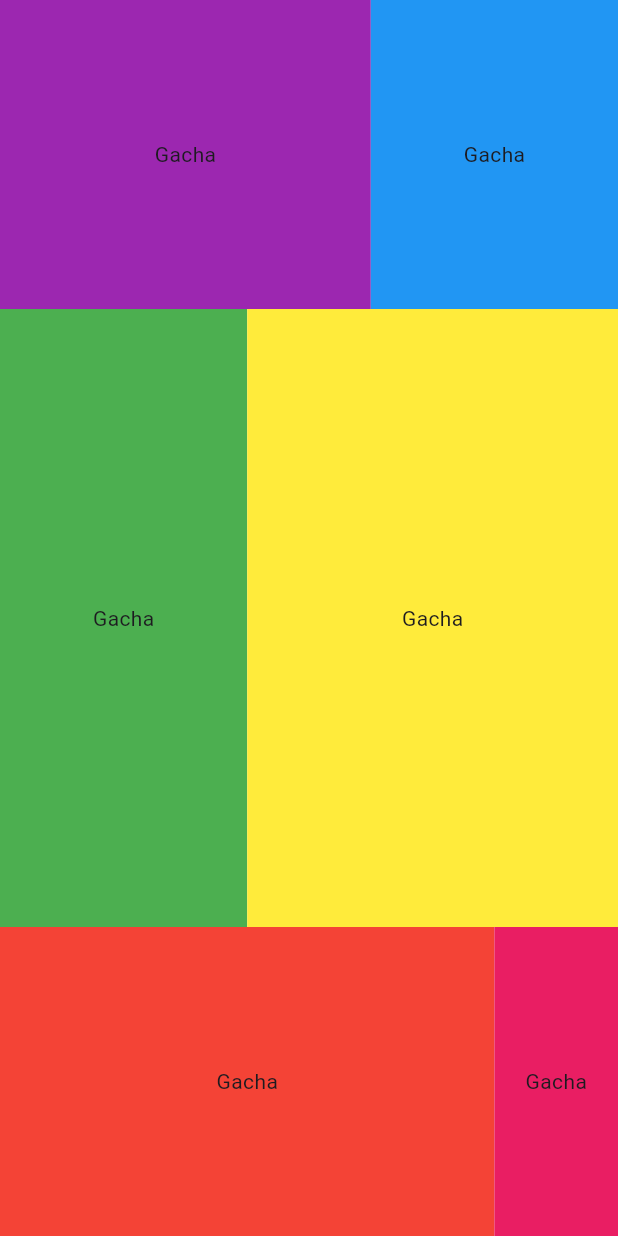
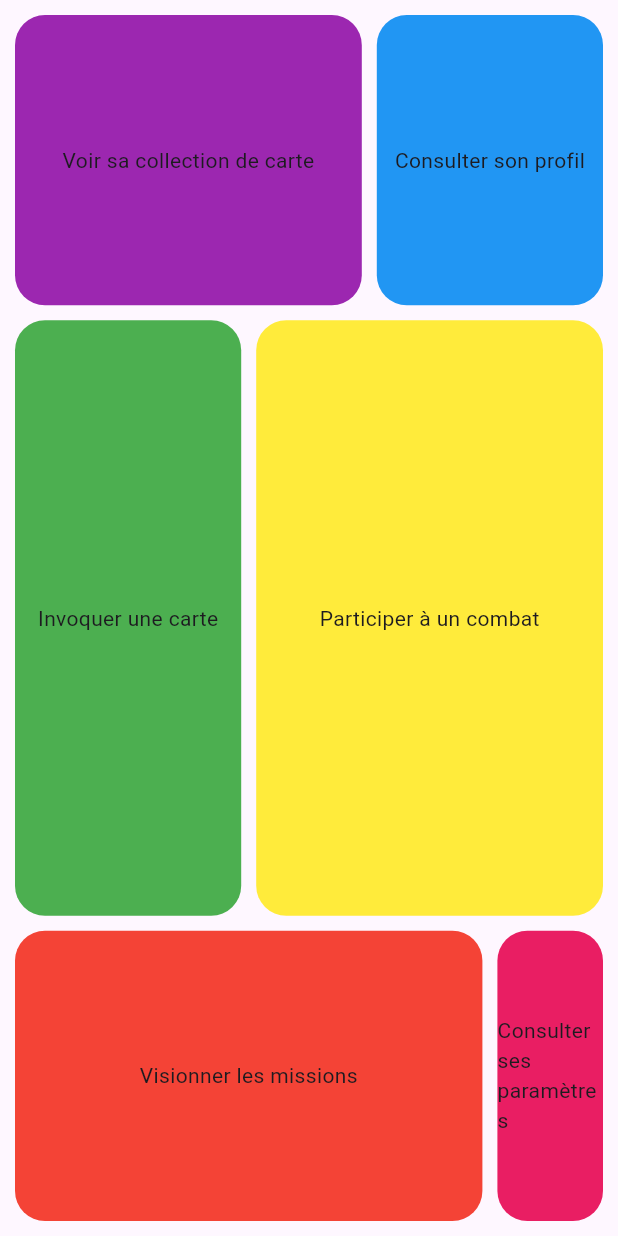
Before and after one commit to DrazoxDev/Luminescence, a Flutter app: the screen it shows after launch, on a phone screen of 412 x 824 dp. Run offline on Flutter 3.47's test engine with Material 3 defaults, Android fonts, the phone set to English and light mode, and no system bars; drawn by our look-alikes of flutter_layout_grid; our stand-ins replace supabase_flutter; accounts and stored records are empty.

Commit message:
Routing
On commence le routing

```diff
--- /dev/null
+++ b/lib/Collections/CollectionView.dart
@@ -0,0 +1,9 @@
+import 'package:flutter/material.dart';
+
+class Collectionview extends StatelessWidget{
+  @override
+  Widget build(BuildContext context) {
+    return Text("Caca");
+    //throw UnimplementedError();
+  }
+}
--- a/lib/main.dart
+++ b/lib/main.dart
@@ -2,6 +2,7 @@ import 'dart:math';
 
 import 'package:flutter/material.dart';
 import 'package:flutter_layout_grid/flutter_layout_grid.dart';
+import 'package:luminescence/Collections/CollectionView.dart';
 import 'package:supabase_flutter/supabase_flutter.dart';
 
 // void main() {
@@ -17,64 +18,27 @@ Future<void> main() async {
 
 class MainApp extends StatelessWidget {
   const MainApp({super.key});
+  @override
+  Widget build(BuildContext context) {
+    return MaterialApp(
+      // Define named routes
+      initialRoute: '/',
+      routes: {
+        '/': (context) => HomePage(),
+        '/cards': (context) => Collectionview(),
+      },
+    );
+  }
+}
 
+class HomePage extends StatelessWidget {
   @override
   Widget build(BuildContext context) {
     return MaterialApp(
       debugShowCheckedModeBanner: false,
       home: Scaffold(
-        // body: Container(
-        //   child: LayoutGrid(
-        //     areas: '''
-        //       cards   cards   cards   profil  profil
-        //       gacha   gacha   fight   fight   fight
-        //       gacha   gacha   fight   fight   fight
-        //       quests  quests  quests  quests  param
-        //     ''',
-        //     columnSizes: [1.fr,1.fr,1.fr,1.fr,1.fr],
-        //     rowSizes: [1.fr,1.fr,1.fr,1.fr],
-
-        //     children: [
-        //       new OutlinedButton(
-        //         child: const Text('Invoquer une carte'),
-        //         onPressed: () {
-        //           debugPrint('Received click');
-        //         },
-        //       ).inGridArea('gacha'),
-        //       new OutlinedButton(
-        //         child: const Text('Participer à un combat'),
-        //         onPressed: () {
-        //           debugPrint('Received click');
-        //         },
-        //       ).inGridArea('fight'),
-        //       new OutlinedButton(
-        //         child: const Text('Visionner les missions'),
-        //         onPressed: () {
-        //           debugPrint('Received click');
-        //         },
-        //       ).inGridArea('quests'),
-        //       new OutlinedButton(
-        //         child: const Text('Voir sa collection de carte'),
-        //         onPressed: () {
-        //           debugPrint('Received click');
-        //         },
-        //       ).inGridArea('cards'),
-        //       new OutlinedButton(
-        //         child: const Text('Consulter son profil'),
-        //         onPressed: () {
-        //           debugPrint('Received click');
-        //         },
-        //       ).inGridArea('profil'),
-        //       new OutlinedButton(
-        //         child: const Text('Consulter ses paramètres'),
-        //         onPressed: () {
-        //           debugPrint('Received click');
-        //         },
-        //       ).inGridArea('param'),
-        //     ],
-        //   ),
-        // )
         body: Container(
+          padding: EdgeInsets.all(10),
           child: LayoutGrid(
             areas: '''
               cards   cards   cards   profil  profil
@@ -84,37 +48,91 @@ class MainApp extends StatelessWidget {
             ''',
             columnSizes: [1.fr, 1.fr, 1.fr, 1.fr, 1.fr],
             rowSizes: [1.fr, 1.fr, 1.fr, 1.fr],
+            columnGap: 10,
+            rowGap: 10,
+            children: [
+              InkWell(
+                child: Container(
+                  alignment: Alignment.center,
+                  decoration: BoxDecoration(
+                    borderRadius: BorderRadius.circular(20),
+                    color: Colors.green,
+                  ),
+                  child: Text('Invoquer une carte'),
+                ),
+                onTap: () {
+                  print("Tapped on Cards");
+                },
+              ).inGridArea('gacha'),
+              InkWell(
+                child: Container(
+                  alignment: Alignment.center,
+                  decoration: BoxDecoration(
+                    borderRadius: BorderRadius.circular(20),
+                    color: Colors.yellow,
+                  ),
+                  child: Text('Participer à un combat'),
+                ),
+                onTap: () {
+                  print("Tapped on Fight");
+                },
+              ).inGridArea('fight'),
 
-            children: [
-              new Container(
-                child: Text('Gacha'),
-                color: Colors.green,
-                alignment: Alignment.center,
-              ).inGridArea('gacha'),
-              new Container(
-                child: Text('Gacha'),
-                color: Colors.yellow,
-                alignment: Alignment.center,
-              ).inGridArea('fight'),
-              new Container(
-                child: Text('Gacha'),
-                color: Colors.red,
-                alignment: Alignment.center,
+              InkWell(
+                child: Container(
+                  alignment: Alignment.center,
+                  decoration: BoxDecoration(
+                    borderRadius: BorderRadius.circular(20),
+                    color: Colors.red,
+                  ),
+                  child: Text('Visionner les missions'),
+                ),
+                onTap: () {
+                  print("Tapped on Quest");
+                },
               ).inGridArea('quests'),
-              new Container(
-                child: Text('Gacha'),
-                color: Colors.purple,
-                alignment: Alignment.center,
+
+              InkWell(
+                child: Container(
+                  alignment: Alignment.center,
+                  decoration: BoxDecoration(
+                    borderRadius: BorderRadius.circular(20),
+                    color: Colors.purple,
+                  ),
+                  child: Text('Voir sa collection de carte'),
+                ),
+                onTap: () {
+                  Navigator.pushNamed(context, '/cards');
+                  print("Tapped on Gacha");
+                },
               ).inGridArea('cards'),
-              new Container(
-                child: Text('Gacha'),
-                color: Colors.blue,
-                alignment: Alignment.center,
+
+              InkWell(
+                child: Container(
+                  alignment: Alignment.center,
+                  decoration: BoxDecoration(
+                    borderRadius: BorderRadius.circular(20),
+                    color: Colors.blue,
+                  ),
+                  child: Text('Consulter son profil'),
+                ),
+                onTap: () {
+                  print("Tapped on Profil");
+                },
               ).inGridArea('profil'),
-              new Container(
-                child: Text('Gacha'),
-                color: Colors.pink,
-                alignment: Alignment.center,
+
+              InkWell(
+                child: Container(
+                  alignment: Alignment.center,
+                  decoration: BoxDecoration(
+                    borderRadius: BorderRadius.circular(20),
+                    color: Colors.pink,
+                  ),
+                  child: Text('Consulter ses paramètres'),
+                ),
+                onTap: () {
+                  print("Tapped on Settings");
+                },
               ).inGridArea('param'),
             ],
           ),
```
